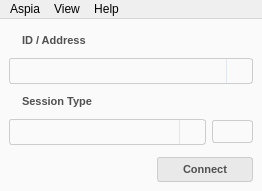
First picture: the form in source/client/ui/client_window.ui, repository dchapyshev/aspia, before the edit.
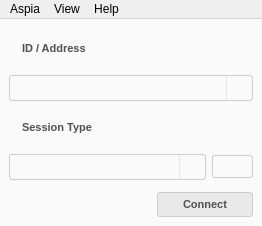
Second picture: the form after the edit. Icons and pictures are not drawn.

The edit to the form file:
```diff
--- a/source/client/ui/client_window.ui
+++ b/source/client/ui/client_window.ui
@@ -7,7 +7,7 @@
     <x>0</x>
     <y>0</y>
     <width>262</width>
-    <height>191</height>
+    <height>226</height>
    </rect>
   </property>
   <property name="windowTitle">
```
Left out of the diff: 8 changed lines with no effect on the pictures.
